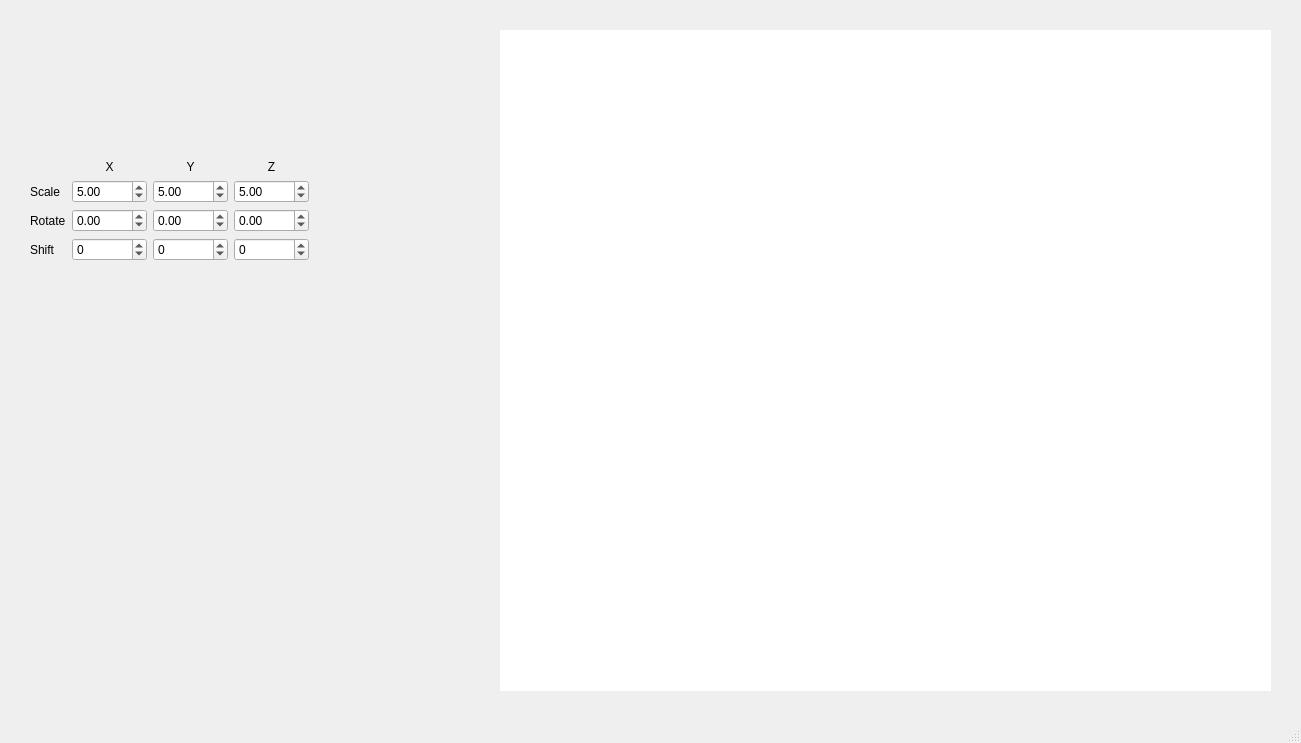
This is Polyhedron/mainwindow.ui in artem-barsov/Computer-Graphics as Qt 5 draws it before an edit. The edited form follows.
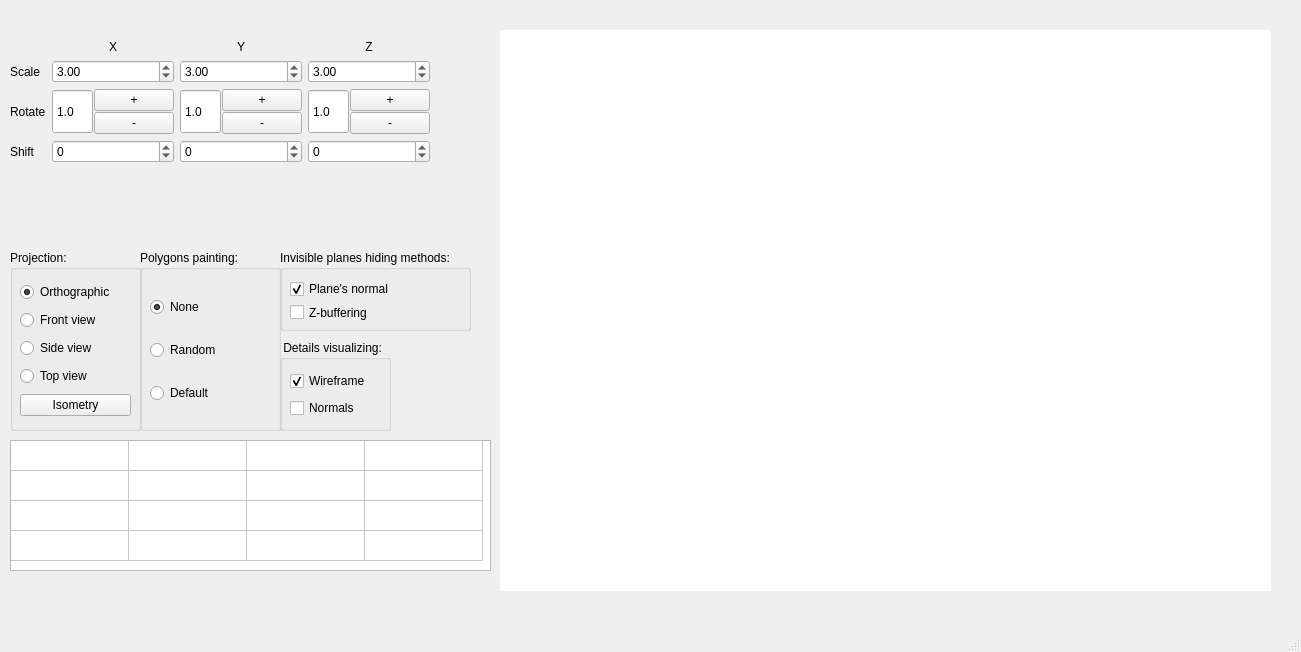
This is the edited form.

The edit to the form file:
```diff
--- a/Polyhedron/mainwindow.ui
+++ b/Polyhedron/mainwindow.ui
@@ -7,7 +7,7 @@
     <x>0</x>
     <y>0</y>
     <width>1301</width>
-    <height>743</height>
+    <height>652</height>
    </rect>
   </property>
   <property name="minimumSize">
@@ -26,7 +26,7 @@
       <x>500</x>
       <y>30</y>
       <width>771</width>
-      <height>661</height>
+      <height>561</height>
      </rect>
     </property>
     <property name="styleSheet">
@@ -36,10 +36,10 @@
    <widget class="QWidget" name="gridLayoutWidget">
     <property name="geometry">
      <rect>
-      <x>30</x>
-      <y>160</y>
-      <width>401</width>
-      <height>121</height>
+      <x>10</x>
+      <y>40</y>
+      <width>494</width>
+      <height>201</height>
      </rect>
     </property>
     <layout class="QGridLayout" name="gridLayout_3">
@@ -47,48 +47,63 @@
       <enum>QLayout::SetFixedSize</enum>
      </property>
      <item row="2" column="2">
-      <widget class="QDoubleSpinBox" name="rotateY_doubleSpinBox">
-       <property name="sizePolicy">
-        <sizepolicy hsizetype="Preferred" vsizetype="Fixed">
-         <horstretch>0</horstretch>
-         <verstretch>0</verstretch>
-        </sizepolicy>
+      <layout class="QHBoxLayout" name="horizontalLayout_2">
+       <property name="spacing">
+        <number>1</number>
        </property>
-       <property name="accelerated">
-        <bool>true</bool>
+       <property name="sizeConstraint">
+        <enum>QLayout::SetDefaultConstraint</enum>
        </property>
-       <property name="minimum">
-        <double>-1000.000000000000000</double>
-       </property>
-       <property name="maximum">
-        <double>1000.000000000000000</double>
-       </property>
-       <property name="value">
-        <double>0.000000000000000</double>
-       </property>
-      </widget>
-     </item>
-     <item row="2" column="3">
-      <widget class="QDoubleSpinBox" name="rotateZ_doubleSpinBox">
-       <property name="sizePolicy">
-        <sizepolicy hsizetype="Preferred" vsizetype="Fixed">
-         <horstretch>0</horstretch>
-         <verstretch>0</verstretch>
-        </sizepolicy>
-       </property>
-       <property name="accelerated">
-        <bool>true</bool>
-       </property>
-       <property name="minimum">
-        <double>-1000.000000000000000</double>
-       </property>
-       <property name="maximum">
-        <double>1000.000000000000000</double>
-       </property>
-       <property name="value">
-        <double>0.000000000000000</double>
-       </property>
-      </widget>
+       <item>
+        <widget class="QDoubleSpinBox" name="rotateY_doubleSpinBox">
+         <property name="sizePolicy">
+          <sizepolicy hsizetype="Preferred" vsizetype="Preferred">
+           <horstretch>0</horstretch>
+           <verstretch>0</verstretch>
+          </sizepolicy>
+         </property>
+         <property name="buttonSymbols">
+          <enum>QAbstractSpinBox::NoButtons</enum>
+         </property>
+         <property name="accelerated">
+          <bool>true</bool>
+         </property>
+         <property name="decimals">
+          <number>1</number>
+         </property>
+         <property name="minimum">
+          <double>0.000000000000000</double>
+         </property>
+         <property name="maximum">
+          <double>100.000000000000000</double>
+         </property>
+         <property name="value">
+          <double>1.000000000000000</double>
+         </property>
+        </widget>
+       </item>
+       <item>
+        <layout class="QVBoxLayout" name="verticalLayout_2">
+         <property name="spacing">
+          <number>1</number>
+         </property>
+         <item>
+          <widget class="QPushButton" name="rotateY_plus_pushButton">
+           <property name="text">
+            <string>+</string>
+           </property>
+          </widget>
+         </item>
+         <item>
+          <widget class="QPushButton" name="rotateY_minus_pushButton">
+           <property name="text">
+            <string>-</string>
+           </property>
+          </widget>
+         </item>
+        </layout>
+       </item>
+      </layout>
      </item>
      <item row="1" column="1">
       <widget class="QDoubleSpinBox" name="scaleX_doubleSpinBox">
@@ -105,7 +120,7 @@
         <double>100.000000000000000</double>
        </property>
        <property name="value">
-        <double>5.000000000000000</double>
+        <double>3.000000000000000</double>
        </property>
       </widget>
      </item>
@@ -121,57 +136,40 @@
         <bool>true</bool>
        </property>
        <property name="minimum">
-        <number>-1000</number>
+        <number>-500</number>
        </property>
        <property name="maximum">
-        <number>1000</number>
+        <number>500</number>
        </property>
        <property name="value">
         <number>0</number>
        </property>
       </widget>
      </item>
-     <item row="3" column="3">
-      <widget class="QSpinBox" name="shiftZ_spinBox">
-       <property name="sizePolicy">
-        <sizepolicy hsizetype="Preferred" vsizetype="Fixed">
-         <horstretch>0</horstretch>
-         <verstretch>0</verstretch>
-        </sizepolicy>
+     <item row="2" column="0">
+      <widget class="QLabel" name="label_8">
+       <property name="text">
+        <string>Rotate</string>
        </property>
-       <property name="accelerated">
-        <bool>true</bool>
+      </widget>
+     </item>
+     <item row="0" column="3">
+      <widget class="QLabel" name="label_3">
+       <property name="text">
+        <string>Z</string>
        </property>
-       <property name="minimum">
-        <number>-1000</number>
+       <property name="alignment">
+        <set>Qt::AlignCenter</set>
        </property>
-       <property name="maximum">
-        <number>1000</number>
-       </property>
-       <property name="value">
-        <number>0</number>
-       </property>
       </widget>
      </item>
-     <item row="2" column="1">
-      <widget class="QDoubleSpinBox" name="rotateX_doubleSpinBox">
-       <property name="sizePolicy">
-        <sizepolicy hsizetype="Preferred" vsizetype="Fixed">
-         <horstretch>0</horstretch>
-         <verstretch>0</verstretch>
-        </sizepolicy>
+     <item row="0" column="1">
+      <widget class="QLabel" name="label">
+       <property name="text">
+        <string>X</string>
        </property>
-       <property name="accelerated">
-        <bool>true</bool>
-       </property>
-       <property name="minimum">
-        <double>-1000.000000000000000</double>
-       </property>
-       <property name="maximum">
-        <double>1000.000000000000000</double>
-       </property>
-       <property name="value">
-        <double>0.000000000000000</double>
+       <property name="alignment">
+        <set>Qt::AlignCenter</set>
        </property>
       </widget>
      </item>
@@ -190,10 +188,69 @@
         <double>100.000000000000000</double>
        </property>
        <property name="value">
-        <double>5.000000000000000</double>
+        <double>3.000000000000000</double>
        </property>
       </widget>
      </item>
+     <item row="2" column="1">
+      <layout class="QHBoxLayout" name="horizontalLayout">
+       <property name="spacing">
+        <number>1</number>
+       </property>
+       <property name="sizeConstraint">
+        <enum>QLayout::SetDefaultConstraint</enum>
+       </property>
+       <item>
+        <widget class="QDoubleSpinBox" name="rotateX_doubleSpinBox">
+         <property name="sizePolicy">
+          <sizepolicy hsizetype="Preferred" vsizetype="Preferred">
+           <horstretch>0</horstretch>
+           <verstretch>0</verstretch>
+          </sizepolicy>
+         </property>
+         <property name="buttonSymbols">
+          <enum>QAbstractSpinBox::NoButtons</enum>
+         </property>
+         <property name="accelerated">
+          <bool>true</bool>
+         </property>
+         <property name="decimals">
+          <number>1</number>
+         </property>
+         <property name="minimum">
+          <double>0.000000000000000</double>
+         </property>
+         <property name="maximum">
+          <double>100.000000000000000</double>
+         </property>
+         <property name="value">
+          <double>1.000000000000000</double>
+         </property>
+        </widget>
+       </item>
+       <item>
+        <layout class="QVBoxLayout" name="verticalLayout">
+         <property name="spacing">
+          <number>1</number>
+         </property>
+         <item>
+          <widget class="QPushButton" name="rotateX_plus_pushButton">
+           <property name="text">
+            <string>+</string>
+           </property>
+          </widget>
+         </item>
+         <item>
+          <widget class="QPushButton" name="rotateX_minus_pushButton">
+           <property name="text">
+            <string>-</string>
+           </property>
+          </widget>
+         </item>
+        </layout>
+       </item>
+      </layout>
+     </item>
      <item row="1" column="0">
       <widget class="QLabel" name="label_4">
        <property name="text">
@@ -201,6 +258,28 @@
        </property>
       </widget>
      </item>
+     <item row="3" column="3">
+      <widget class="QSpinBox" name="shiftZ_spinBox">
+       <property name="sizePolicy">
+        <sizepolicy hsizetype="Preferred" vsizetype="Fixed">
+         <horstretch>0</horstretch>
+         <verstretch>0</verstretch>
+        </sizepolicy>
+       </property>
+       <property name="accelerated">
+        <bool>true</bool>
+       </property>
+       <property name="minimum">
+        <number>-500</number>
+       </property>
+       <property name="maximum">
+        <number>500</number>
+       </property>
+       <property name="value">
+        <number>0</number>
+       </property>
+      </widget>
+     </item>
      <item row="1" column="2">
       <widget class="QDoubleSpinBox" name="scaleY_doubleSpinBox">
        <property name="sizePolicy">
@@ -216,36 +295,7 @@
         <double>100.000000000000000</double>
        </property>
        <property name="value">
-        <double>5.000000000000000</double>
-       </property>
-      </widget>
-     </item>
-     <item row="3" column="2">
-      <widget class="QSpinBox" name="shiftY_spinBox">
-       <property name="sizePolicy">
-        <sizepolicy hsizetype="Preferred" vsizetype="Fixed">
-         <horstretch>0</horstretch>
-         <verstretch>0</verstretch>
-        </sizepolicy>
-       </property>
-       <property name="accelerated">
-        <bool>true</bool>
-       </property>
-       <property name="minimum">
-        <number>-1000</number>
-       </property>
-       <property name="maximum">
-        <number>1000</number>
-       </property>
-       <property name="value">
-        <number>0</number>
-       </property>
-      </widget>
-     </item>
-     <item row="2" column="0">
-      <widget class="QLabel" name="label_8">
-       <property name="text">
-        <string>Rotate</string>
+        <double>3.000000000000000</double>
        </property>
       </widget>
      </item>
@@ -256,16 +306,6 @@
        </property>
       </widget>
      </item>
-     <item row="0" column="1">
-      <widget class="QLabel" name="label">
-       <property name="text">
-        <string>X</string>
-       </property>
-       <property name="alignment">
-        <set>Qt::AlignCenter</set>
-       </property>
-      </widget>
-     </item>
      <item row="0" column="2">
       <widget class="QLabel" name="label_2">
        <property name="text">
@@ -276,18 +316,330 @@
        </property>
       </widget>
      </item>
-     <item row="0" column="3">
-      <widget class="QLabel" name="label_3">
-       <property name="text">
-        <string>Z</string>
+     <item row="3" column="2">
+      <widget class="QSpinBox" name="shiftY_spinBox">
+       <property name="sizePolicy">
+        <sizepolicy hsizetype="Preferred" vsizetype="Fixed">
+         <horstretch>0</horstretch>
+         <verstretch>0</verstretch>
+        </sizepolicy>
        </property>
-       <property name="alignment">
-        <set>Qt::AlignCenter</set>
+       <property name="accelerated">
+        <bool>true</bool>
+       </property>
+       <property name="minimum">
+        <number>-500</number>
+       </property>
+       <property name="maximum">
+        <number>500</number>
+       </property>
+       <property name="value">
+        <number>0</number>
        </property>
       </widget>
      </item>
+     <item row="2" column="3">
+      <layout class="QHBoxLayout" name="horizontalLayout_3">
+       <property name="spacing">
+        <number>1</number>
+       </property>
+       <property name="sizeConstraint">
+        <enum>QLayout::SetDefaultConstraint</enum>
+       </property>
+       <item>
+        <widget class="QDoubleSpinBox" name="rotateZ_doubleSpinBox">
+         <property name="sizePolicy">
+          <sizepolicy hsizetype="Preferred" vsizetype="Preferred">
+           <horstretch>0</horstretch>
+           <verstretch>0</verstretch>
+          </sizepolicy>
+         </property>
+         <property name="buttonSymbols">
+          <enum>QAbstractSpinBox::NoButtons</enum>
+         </property>
+         <property name="accelerated">
+          <bool>true</bool>
+         </property>
+         <property name="decimals">
+          <number>1</number>
+         </property>
+         <property name="minimum">
+          <double>0.000000000000000</double>
+         </property>
+         <property name="maximum">
+          <double>100.000000000000000</double>
+         </property>
+         <property name="value">
+          <double>1.000000000000000</double>
+         </property>
+        </widget>
+       </item>
+       <item>
+        <layout class="QVBoxLayout" name="verticalLayout_3">
+         <property name="spacing">
+          <number>1</number>
+         </property>
+         <item>
+          <widget class="QPushButton" name="rotateZ_plus_pushButton">
+           <property name="text">
+            <string>+</string>
+           </property>
+          </widget>
+         </item>
+         <item>
+          <widget class="QPushButton" name="rotateZ_minus_pushButton">
+           <property name="text">
+            <string>-</string>
+           </property>
+          </widget>
+         </item>
+        </layout>
+       </item>
+      </layout>
+     </item>
     </layout>
    </widget>
+   <widget class="QTableWidget" name="tableWidget">
+    <property name="geometry">
+     <rect>
+      <x>10</x>
+      <y>440</y>
+      <width>481</width>
+      <height>131</height>
+     </rect>
+    </property>
+    <property name="showGrid">
+     <bool>true</bool>
+    </property>
+    <property name="cornerButtonEnabled">
+     <bool>true</bool>
+    </property>
+    <property name="rowCount">
+     <number>4</number>
+    </property>
+    <property name="columnCount">
+     <number>4</number>
+    </property>
+    <attribute name="horizontalHeaderVisible">
+     <bool>false</bool>
+    </attribute>
+    <attribute name="horizontalHeaderCascadingSectionResizes">
+     <bool>false</bool>
+    </attribute>
+    <attribute name="horizontalHeaderMinimumSectionSize">
+     <number>50</number>
+    </attribute>
+    <attribute name="horizontalHeaderDefaultSectionSize">
+     <number>118</number>
+    </attribute>
+    <attribute name="verticalHeaderVisible">
+     <bool>false</bool>
+    </attribute>
+    <row/>
+    <row/>
+    <row/>
+    <row/>
+    <column/>
+    <column/>
+    <column/>
+    <column/>
+   </widget>
+   <widget class="QGroupBox" name="groupBox">
+    <property name="geometry">
+     <rect>
+      <x>140</x>
+      <y>250</y>
+      <width>141</width>
+      <height>181</height>
+     </rect>
+    </property>
+    <property name="title">
+     <string>Polygons painting:</string>
+    </property>
+    <widget class="QWidget" name="layoutWidget">
+     <property name="geometry">
+      <rect>
+       <x>10</x>
+       <y>30</y>
+       <width>121</width>
+       <height>141</height>
+      </rect>
+     </property>
+     <layout class="QVBoxLayout" name="verticalLayout_4">
+      <item>
+       <widget class="QRadioButton" name="none_radioButton">
+        <property name="text">
+         <string>None</string>
+        </property>
+        <property name="checked">
+         <bool>true</bool>
+        </property>
+       </widget>
+      </item>
+      <item>
+       <widget class="QRadioButton" name="random_radioButton">
+        <property name="text">
+         <string>Random</string>
+        </property>
+       </widget>
+      </item>
+      <item>
+       <widget class="QRadioButton" name="default_radioButton">
+        <property name="text">
+         <string>Default</string>
+        </property>
+       </widget>
+      </item>
+     </layout>
+    </widget>
+   </widget>
+   <widget class="QGroupBox" name="groupBox_2">
+    <property name="geometry">
+     <rect>
+      <x>280</x>
+      <y>250</y>
+      <width>191</width>
+      <height>81</height>
+     </rect>
+    </property>
+    <property name="title">
+     <string>Invisible planes hiding methods:</string>
+    </property>
+    <widget class="QWidget" name="layoutWidget">
+     <property name="geometry">
+      <rect>
+       <x>10</x>
+       <y>30</y>
+       <width>171</width>
+       <height>41</height>
+      </rect>
+     </property>
+     <layout class="QVBoxLayout" name="verticalLayout_5">
+      <item>
+       <widget class="QCheckBox" name="normalMethod_checkBox">
+        <property name="text">
+         <string>Plane's normal</string>
+        </property>
+        <property name="checked">
+         <bool>true</bool>
+        </property>
+       </widget>
+      </item>
+      <item>
+       <widget class="QCheckBox" name="ZBuffering_checkBox">
+        <property name="text">
+         <string>Z-buffering</string>
+        </property>
+       </widget>
+      </item>
+     </layout>
+    </widget>
+   </widget>
+   <widget class="QGroupBox" name="groupBox_3">
+    <property name="geometry">
+     <rect>
+      <x>280</x>
+      <y>340</y>
+      <width>111</width>
+      <height>91</height>
+     </rect>
+    </property>
+    <property name="title">
+     <string> Details visualizing:</string>
+    </property>
+    <widget class="QWidget" name="layoutWidget">
+     <property name="geometry">
+      <rect>
+       <x>10</x>
+       <y>30</y>
+       <width>91</width>
+       <height>51</height>
+      </rect>
+     </property>
+     <layout class="QVBoxLayout" name="verticalLayout_7">
+      <item>
+       <widget class="QCheckBox" name="wireframe_checkBox">
+        <property name="text">
+         <string>Wireframe</string>
+        </property>
+        <property name="checked">
+         <bool>true</bool>
+        </property>
+       </widget>
+      </item>
+      <item>
+       <widget class="QCheckBox" name="normals_checkBox">
+        <property name="text">
+         <string>Normals</string>
+        </property>
+       </widget>
+      </item>
+     </layout>
+    </widget>
+   </widget>
+   <widget class="QGroupBox" name="groupBox_4">
+    <property name="geometry">
+     <rect>
+      <x>10</x>
+      <y>250</y>
+      <width>131</width>
+      <height>181</height>
+     </rect>
+    </property>
+    <property name="title">
+     <string>Projection:</string>
+    </property>
+    <widget class="QWidget" name="layoutWidget">
+     <property name="geometry">
+      <rect>
+       <x>10</x>
+       <y>30</y>
+       <width>111</width>
+       <height>141</height>
+      </rect>
+     </property>
+     <layout class="QVBoxLayout" name="verticalLayout_6">
+      <item>
+       <widget class="QRadioButton" name="ortho_radioButton">
+        <property name="text">
+         <string>Orthographic</string>
+        </property>
+        <property name="checked">
+         <bool>true</bool>
+        </property>
+       </widget>
+      </item>
+      <item>
+       <widget class="QRadioButton" name="front_radioButton">
+        <property name="text">
+         <string>Front view</string>
+        </property>
+       </widget>
+      </item>
+      <item>
+       <widget class="QRadioButton" name="side_radioButton">
+        <property name="text">
+         <string>Side view</string>
+        </property>
+       </widget>
+      </item>
+      <item>
+       <widget class="QRadioButton" name="top_radioButton">
+        <property name="text">
+         <string>Top view</string>
+        </property>
+       </widget>
+      </item>
+      <item>
+       <widget class="QPushButton" name="isometry_pushButton">
+        <property name="text">
+         <string>Isometry</string>
+        </property>
+       </widget>
+      </item>
+     </layout>
+    </widget>
+   </widget>
   </widget>
   <widget class="QMenuBar" name="menubar">
    <property name="geometry">
@@ -295,7 +647,7 @@
      <x>0</x>
      <y>0</y>
      <width>1301</width>
-     <height>21</height>
+     <height>18</height>
     </rect>
    </property>
   </widget>
```
